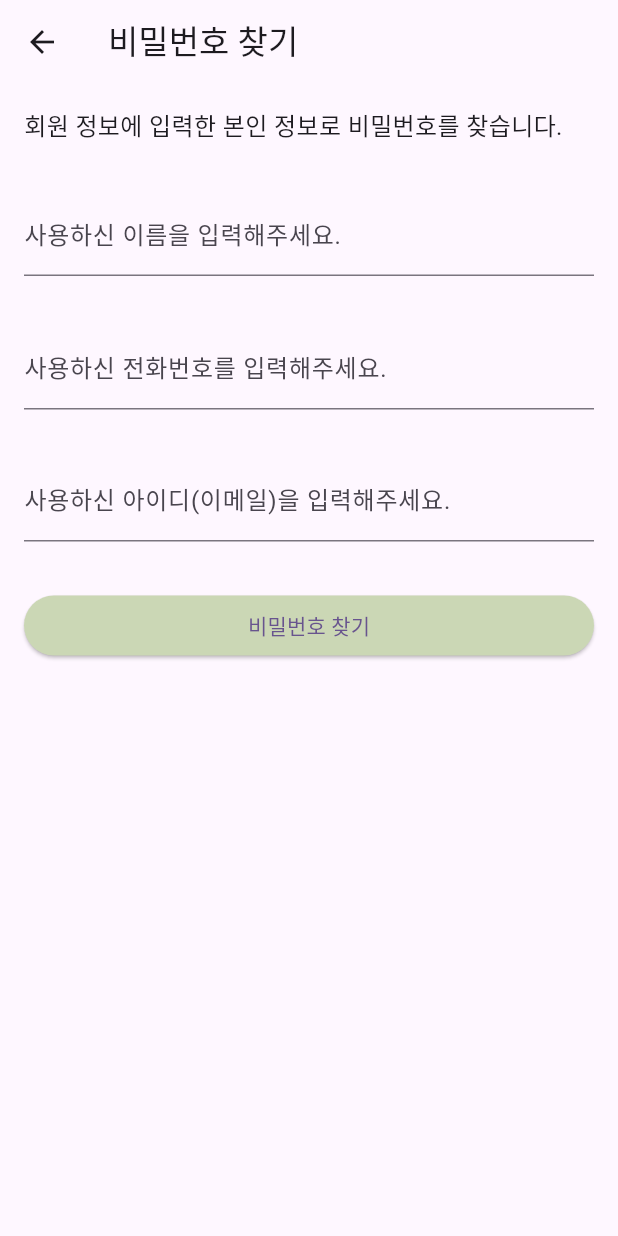
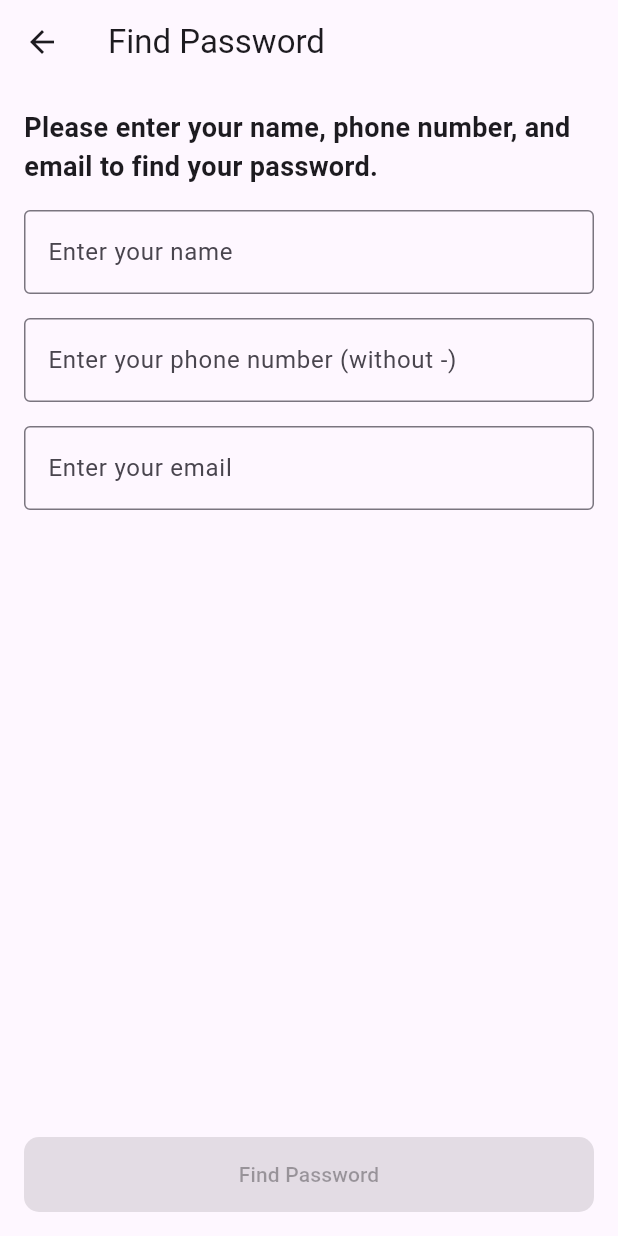
Before and after one commit to hagyeom/flutter_application_1, a Flutter app: the FindPasswordScreen screen opened directly, on a phone screen of 412 x 824 dp. Run offline on Flutter 3.47's test engine with Material 3 defaults, Android fonts, the phone set to English and light mode, and no system bars; our stand-ins replace shared_preferences; accounts and stored records are empty.

Commit message:
아이디/비밀번호 찾기 기능 수정완료. 실력부족으로 원래는 팝업창으로 아이디/비번이 떠야 하나 find_id_screen.dart ,find_password_screen.dart의 아이디/비번 찾기 버튼 누를 시 버튼 밑에 찾아낸 아이디/비번이 뜸. shared_preferences를 이용해 회원가입 시 회원정보가 저장됨...

```diff
--- a/lib/golf_score_app/screens/find_password_screen.dart
+++ b/lib/golf_score_app/screens/find_password_screen.dart
@@ -1,150 +1,159 @@
-/*
-작성자: 윤하겸
-작성일: 2024-05-24
-*/
 // 비밀번호 찾기
-// 비밀번호 찾기 버튼을 눌렀을 때 팝업 창을 띄우고
-// 팝업 창을 닫을 수 있도록 구현
-// 팝업 창을 닫은 후 로그인 화면 (login_screen.dart)으로 돌아감
-// find_password_screen.dart
+// 비밀번호 찾기 버튼 누르면 버튼 밑에 회원정보와 해당되는 비밀번호가 뜸
+// 그거를 누르면 로그인 페이지로 이동
 import 'package:flutter/material.dart';
-import 'package:flutter_application_1/golf_score_app/models/user_repository.dart';
-import 'package:flutter_application_1/golf_score_app/screens/login_screen.dart';
+import 'package:shared_preferences/shared_preferences.dart';
+import 'login_screen.dart'; // 로그인 화면 import
 
-class FindPasswordScreen extends StatelessWidget {
-  const FindPasswordScreen({super.key});
+class FindPasswordScreen extends StatefulWidget {
+  const FindPasswordScreen({Key? key}) : super(key: key);
 
-  void _showPasswordDialog(BuildContext context, String password) {
-    showDialog(
-      context: context,
-      builder: (BuildContext context) {
-        return AlertDialog(
-          content: Column(
-            mainAxisSize: MainAxisSize.min,
-            children: [
-              const Text(
-                '사용하신 비밀번호는',
-                style: TextStyle(fontSize: 16),
-              ),
-              const SizedBox(height: 10),
-              Text(
-                password,
-                style: const TextStyle(
-                  fontSize: 18,
-                  fontWeight: FontWeight.bold,
-                  color: Colors.green,
-                ),
-              ),
-              const SizedBox(height: 20),
-              ElevatedButton(
-                onPressed: () {
-                  Navigator.of(context).pop();
-                  Navigator.pushReplacement(
-                    context,
-                    MaterialPageRoute(
-                      builder: (context) => const LoginScreen(),
-                    ),
-                  );
-                },
-                style: ElevatedButton.styleFrom(
-                  backgroundColor: const Color(0xFFCBD7B5),
-                ),
-                child: const Text('확인'),
-              ),
-            ],
-          ),
-        );
-      },
-    );
+  @override
+  _FindPasswordScreenState createState() => _FindPasswordScreenState();
+}
+
+class _FindPasswordScreenState extends State<FindPasswordScreen> {
+  final TextEditingController nameController = TextEditingController();
+  final TextEditingController phoneController = TextEditingController();
+  final TextEditingController emailController = TextEditingController();
+  bool _isButtonEnabled = false;
+  String? _foundPassword;
+
+  @override
+  void initState() {
+    super.initState();
+    nameController.addListener(_checkIfFieldsAreFilled);
+    phoneController.addListener(_checkIfFieldsAreFilled);
+    emailController.addListener(_checkIfFieldsAreFilled);
+  }
+
+  void _checkIfFieldsAreFilled() {
+    setState(() {
+      _isButtonEnabled =
+          nameController.text.isNotEmpty &&
+              phoneController.text.isNotEmpty &&
+              emailController.text.isNotEmpty;
+    });
+  }
+
+  Future<void> _findPassword() async {
+    final prefs = await SharedPreferences.getInstance();
+    final String? storedName = prefs.getString('userName');
+    final String? storedPhone = prefs.getString('userPhone');
+    final String? storedEmail = prefs.getString('userEmail');
+    final String? storedPassword = prefs.getString('password');
+
+    if (storedName == nameController.text &&
+        storedPhone == phoneController.text &&
+        storedEmail == emailController.text) {
+      setState(() {
+        _foundPassword = storedPassword;
+      });
+    } else {
+      setState(() {
+        _foundPassword = null;
+      });
+      showDialog(
+        context: context,
+        builder: (context) => AlertDialog(
+          title: const Text('Error'),
+          content: const Text(
+              'No matching account found. Please check your details and try again.'),
+          actions: <Widget>[
+            TextButton(
+              onPressed: () => Navigator.of(context).pop(),
+              child: const Text('OK'),
+            ),
+          ],
+        ),
+      );
+    }
+  }
+
+  @override
+  void dispose() {
+    nameController.dispose();
+    phoneController.dispose();
+    emailController.dispose();
+    super.dispose();
   }
 
   @override
   Widget build(BuildContext context) {
-    final nameController = TextEditingController();
-    final phoneNumberController = TextEditingController();
-    final emailController = TextEditingController();
-
     return Scaffold(
       appBar: AppBar(
-        title: const Text('비밀번호 찾기'),
+        title: const Text('Find Password'),
       ),
-      body: Column(
-        crossAxisAlignment: CrossAxisAlignment.start,
-        children: [
-          const Padding(
-            padding: EdgeInsets.all(16.0),
-            child: Text(
-              '회원 정보에 입력한 본인 정보로 비밀번호를 찾습니다.',
-              style: TextStyle(fontSize: 16),
-            ),
+      body: GestureDetector(
+        onTap: () {
+          if (_foundPassword != null) {
+            Navigator.push(
+              context,
+              MaterialPageRoute(builder: (context) => const LoginScreen()),
+            );
+          }
+        },
+        child: Padding(
+          padding: const EdgeInsets.all(16.0),
+          child: Column(
+            crossAxisAlignment: CrossAxisAlignment.start,
+            children: [
+              const Text(
+                'Please enter your name, phone number, and email to find your password.',
+                style: TextStyle(fontSize: 18, fontWeight: FontWeight.bold),
+              ),
+              const SizedBox(height: 16),
+              TextField(
+                controller: nameController,
+                decoration: const InputDecoration(
+                  labelText: 'Enter your name',
+                  border: OutlineInputBorder(),
+                ),
+              ),
+              const SizedBox(height: 16),
+              TextField(
+                controller: phoneController,
+                decoration: const InputDecoration(
+                  labelText: 'Enter your phone number (without -)',
+                  border: OutlineInputBorder(),
+                ),
+              ),
+              const SizedBox(height: 16),
+              TextField(
+                controller: emailController,
+                decoration: const InputDecoration(
+                  labelText: 'Enter your email',
+                  border: OutlineInputBorder(),
+                ),
+              ),
+              const Spacer(),
+              ElevatedButton(
+                onPressed: _isButtonEnabled ? _findPassword : null,
+                style: ElevatedButton.styleFrom(
+                  foregroundColor: Colors.white,
+                  backgroundColor:
+                  _isButtonEnabled ? Colors.lightGreen : Colors.grey,
+                  minimumSize: const Size(double.infinity, 50),
+                  shape: RoundedRectangleBorder(
+                    borderRadius: BorderRadius.circular(10),
+                  ),
+                ),
+                child: const Text('Find Password'),
+              ),
+              if (_foundPassword != null)
+                Padding(
+                  padding: const EdgeInsets.symmetric(vertical: 16.0),
+                  child: Text(
+                    'Your password is: $_foundPassword',
+                    style: const TextStyle(
+                        fontSize: 16,
+                        fontWeight: FontWeight.bold,
+                        color: Colors.green),
+                  ),
+                ),
+            ],
           ),
-          Padding(
-            padding: const EdgeInsets.all(16.0),
-            child: TextField(
-              controller: nameController,
-              decoration: const InputDecoration(
-                labelText: '사용하신 이름을 입력해주세요.',
-              ),
-            ),
-          ),
-          Padding(
-            padding: const EdgeInsets.all(16.0),
-            child: TextField(
-              controller: phoneNumberController,
-              decoration: const InputDecoration(
-                labelText: '사용하신 전화번호를 입력해주세요.',
-                hintText: '전화번호 입력 ( - 제외 )',
-              ),
-            ),
-          ),
-          Padding(
-            padding: const EdgeInsets.all(16.0),
-            child: TextField(
-              controller: emailController,
-              decoration: const InputDecoration(
-                labelText: '사용하신 아이디(이메일)을 입력해주세요.',
-              ),
-            ),
-          ),
-          Padding(
-            padding: const EdgeInsets.all(16.0),
-            child: ElevatedButton(
-              onPressed: () {
-                String name = nameController.text;
-                String phoneNumber = phoneNumberController.text;
-                String email = emailController.text;
-
-                UserRepository userRepository = UserRepository();
-                var user = userRepository.findUserByNamePhoneAndEmail(name, phoneNumber, email);
-
-                if (user != null) {
-                  _showPasswordDialog(context, user.password);
-                } else {
-                  showDialog(
-                    context: context,
-                    builder: (BuildContext context) {
-                      return AlertDialog(
-                        content: const Text('해당 정보로 등록된 비밀번호를 찾을 수 없습니다.'),
-                        actions: [
-                          TextButton(
-                            onPressed: () {
-                              Navigator.of(context).pop();
-                            },
-                            child: const Text('확인'),
-                          ),
-                        ],
-                      );
-                    },
-                  );
-                }
-              },
-              style: ElevatedButton.styleFrom(
-                backgroundColor: const Color(0xFFCBD7B5),
-              ),
-              child: const Center(child: Text('비밀번호 찾기')),
-            ),
-          ),
-        ],
+        ),
       ),
     );
   }
```
Also changed, not shown: lib/golf_score_app/screens/find_id_screen.dart (+121 -124 lines), lib/golf_score_app/screens/login_screen.dart (+15 -10 lines), lib/golf_score_app/screens/sign_up_complete_screen.dart (+8 -2 lines), lib/golf_score_app/screens/sign_up_detail_screen.dart (+7 -9 lines), lib/golf_score_app/screens/sign_up_email_screen.dart (+25 -28 lines), lib/golf_score_app/screens/sign_up_password_screen.dart (+28 -13 lines).
